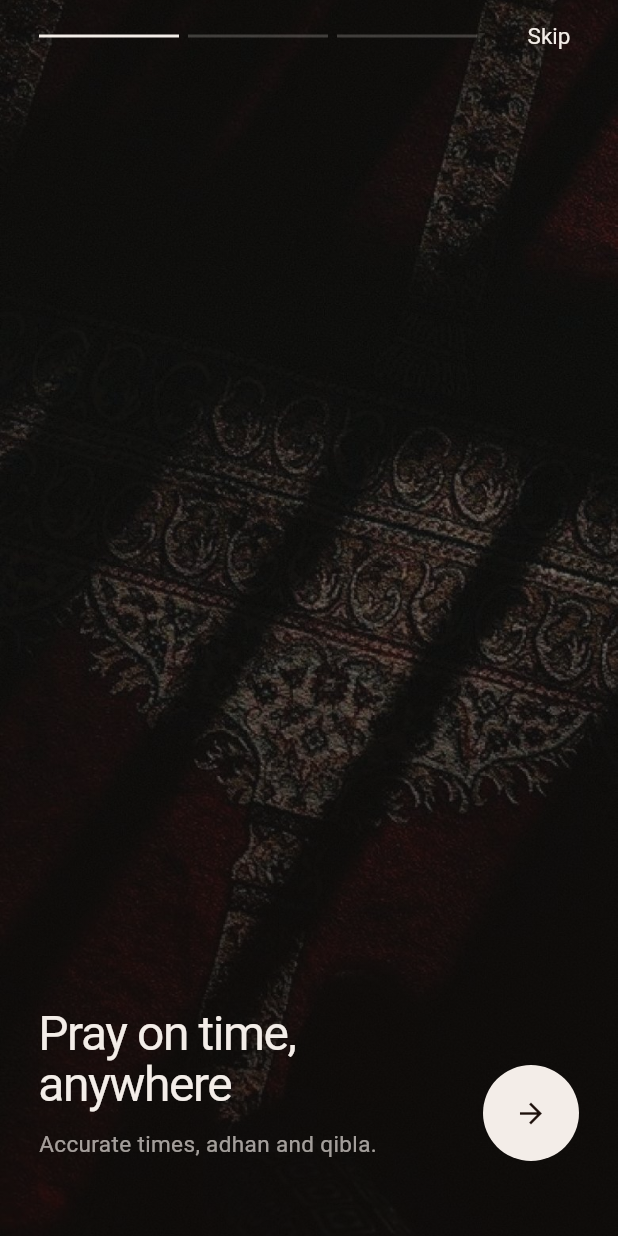
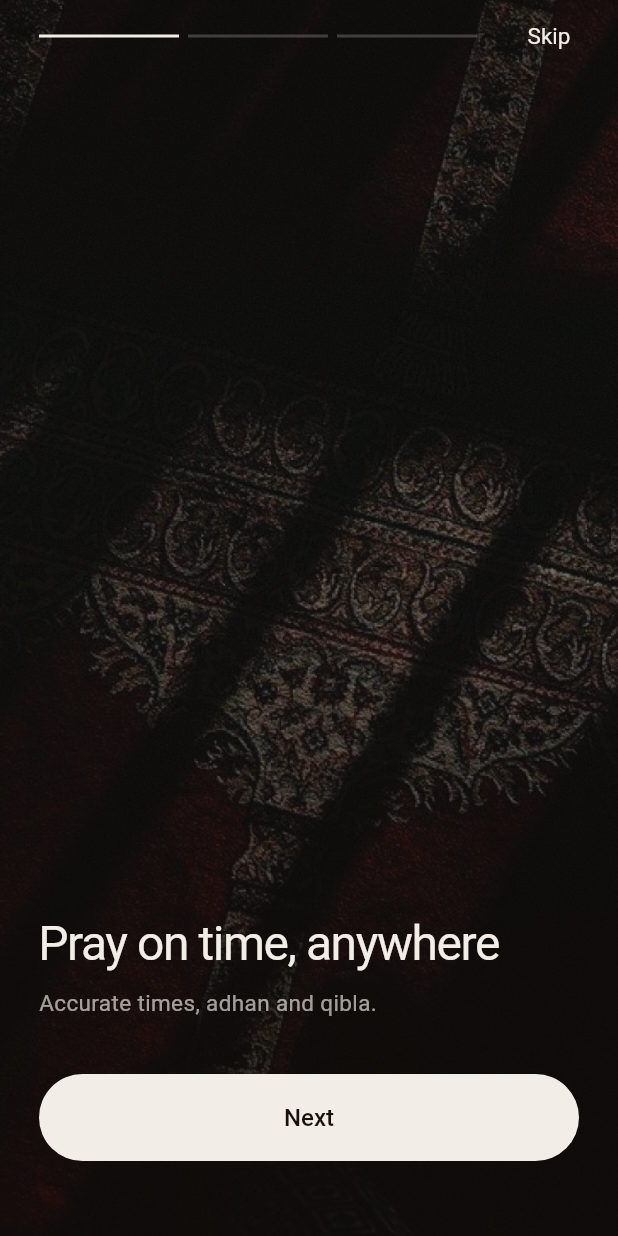
Before and after one commit to junaiddottahir/UNS, a Flutter app: the screen it shows after launch, after a tap on "Begin", on a phone screen of 412 x 824 dp. Run offline on Flutter 3.47's test engine with Material 3 defaults, Android fonts, the phone set to English and light mode, and no system bars; our stand-ins replace adhan, drift, flutter_compass, flutter_local_notifications, flutter_riverpod, flutter_secure_storage and 7 more; missing offline and left inert: audio_session, cryptography, geomag, purchases_flutter, record, sqlite3; accounts and stored records are empty; generated files the repository leaves out were written again.

Commit message:
Onboarding: full-width bottom button on every screen, as on Welcome
Co-Authored-By: Claude Opus 5.5 <noreply@anthropic.com>

```diff
--- a/app/lib/core/widgets/buttons.dart
+++ b/app/lib/core/widgets/buttons.dart
@@ -5,6 +5,9 @@ import '../theme/app_theme.dart';
 
 /// Full-width cream pill, the prototype's `.cta`.
 class PrimaryButton extends StatelessWidget {
+  /// Its fixed height, for layouts that leave room for it.
+  static const double height = 58;
+
   const PrimaryButton({
     super.key,
     required this.label,
@@ -21,7 +24,7 @@ class PrimaryButton extends StatelessWidget {
   @override
   Widget build(BuildContext context) {
     return SizedBox(
-      height: 58,
+      height: height,
       width: double.infinity,
       child: FilledButton(
         onPressed: loading ? null : onPressed,
@@ -57,39 +60,6 @@ class PrimaryButton extends StatelessWidget {
   }
 }
 
-/// Round cream "next" button, the prototype's `.orb`.
-class OrbButton extends StatelessWidget {
-  const OrbButton({
-    super.key,
-    required this.onPressed,
-    required this.semanticLabel,
-  });
-
-  final VoidCallback onPressed;
-  final String semanticLabel;
-
-  @override
-  Widget build(BuildContext context) {
-    return Semantics(
-      button: true,
-      label: semanticLabel,
-      child: SizedBox.square(
-        dimension: 64,
-        child: FilledButton(
-          onPressed: onPressed,
-          style: FilledButton.styleFrom(
-            backgroundColor: AppColors.ctaBackground,
-            foregroundColor: AppColors.ctaForeground,
-            shape: const CircleBorder(),
-            padding: EdgeInsets.zero,
-          ),
-          child: const Icon(Icons.arrow_forward, size: 22),
-        ),
-      ),
-    );
-  }
-}
-
 /// Quiet text action, the prototype's `.tx`.
 class TextLink extends StatelessWidget {
   const TextLink({super.key, required this.label, required this.onPressed});
--- a/app/lib/features/onboarding/intro_screen.dart
+++ b/app/lib/features/onboarding/intro_screen.dart
@@ -67,11 +67,12 @@ class _IntroScreenState extends State<IntroScreen> {
               fade: BackgroundFade.bottom,
               child: SafeArea(
                 child: Padding(
-                  padding: const EdgeInsetsDirectional.fromSTEB(
+                  // Room below for the button, placed as on Welcome.
+                  padding: const EdgeInsets.fromLTRB(
                     AppSpacing.screenH,
                     0,
-                    AppSpacing.screenH + 84,
-                    AppSpacing.screenBottom,
+                    AppSpacing.screenH,
+                    AppSpacing.screenBottom + PrimaryButton.height + 36,
                   ),
                   child: Column(
                     mainAxisAlignment: MainAxisAlignment.end,
@@ -123,17 +124,18 @@ class _IntroScreenState extends State<IntroScreen> {
                   ),
                 ),
                 const Spacer(),
-                Align(
-                  alignment: AlignmentDirectional.bottomEnd,
-                  child: Padding(
-                    padding: const EdgeInsetsDirectional.only(
-                      end: AppSpacing.screenH,
-                      bottom: AppSpacing.screenBottom,
-                    ),
-                    child: OrbButton(
-                      onPressed: _next,
-                      semanticLabel: l10n.introNext,
-                    ),
+                // Full width at the bottom, as on Welcome; stays put while
+                // the slides swipe.
+                Padding(
+                  padding: const EdgeInsets.fromLTRB(
+                    AppSpacing.screenH,
+                    0,
+                    AppSpacing.screenH,
+                    AppSpacing.screenBottom,
+                  ),
+                  child: PrimaryButton(
+                    label: isLast ? l10n.continueLabel : l10n.introNext,
+                    onPressed: _next,
                   ),
                 ),
               ],
--- a/app/lib/features/onboarding/location_screen.dart
+++ b/app/lib/features/onboarding/location_screen.dart
@@ -93,6 +93,15 @@ class _LocationScreenState extends ConsumerState<LocationScreen> {
                         ),
                       const SizedBox(height: 18),
                     ],
+                    // The choice sits above the button, so the button is
+                    // placed as on every onboarding screen.
+                    TextLink(
+                      label: l10n.locationChooseCity,
+                      onPressed: _locating
+                          ? null
+                          : () => context.push(Routes.citySearch),
+                    ),
+                    const SizedBox(height: 10),
                     PrimaryButton(
                       label: _locating
                           ? l10n.locationFinding
@@ -100,13 +109,6 @@ class _LocationScreenState extends ConsumerState<LocationScreen> {
                       icon: Icons.near_me_outlined,
                       loading: _locating,
                       onPressed: _useMyLocation,
-                    ),
-                    const SizedBox(height: 10),
-                    TextLink(
-                      label: l10n.locationChooseCity,
-                      onPressed: _locating
-                          ? null
-                          : () => context.push(Routes.citySearch),
                     ),
                   ],
                 ),
```
Also changed, not shown: 1 other file.
